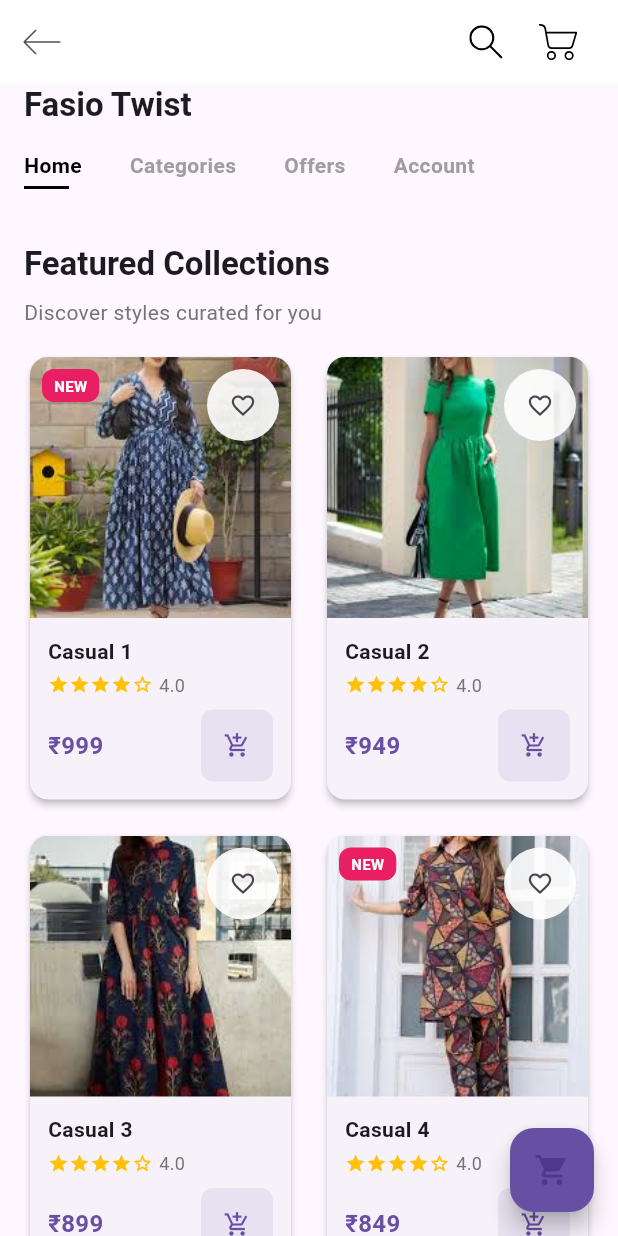
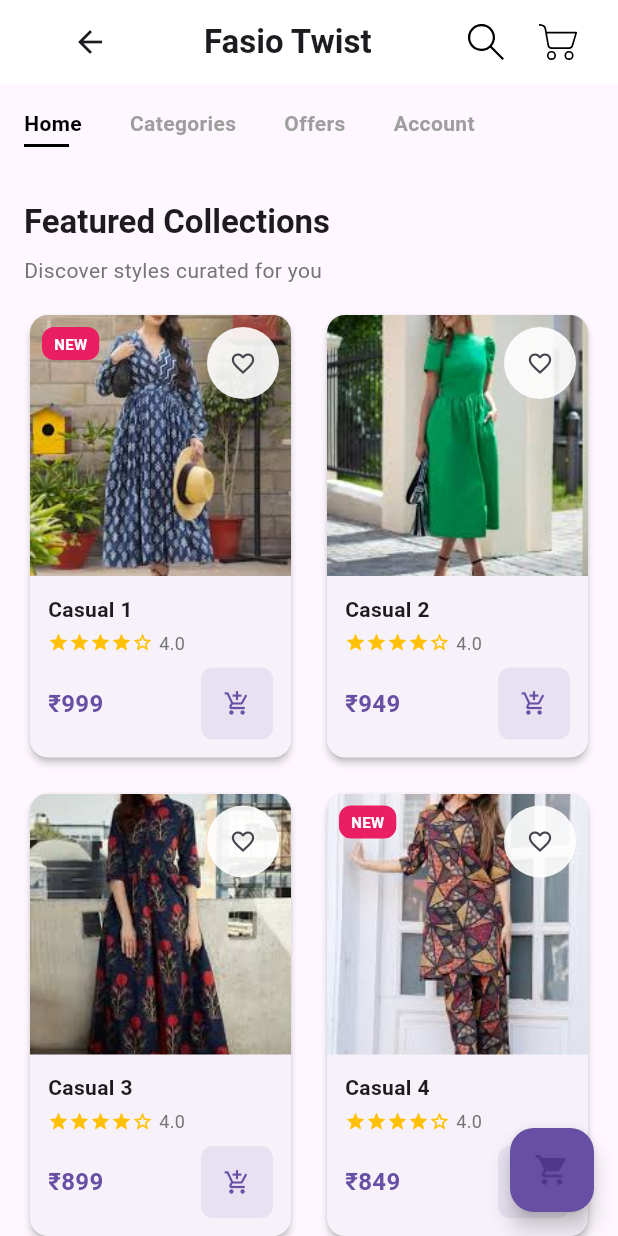
Before and after one commit to Irfana-Fasila/fasio_twist, a Flutter app: the HomeScreen screen opened by its route, on a phone screen of 412 x 824 dp. Run offline on Flutter 3.47's test engine with Material 3 defaults, Android fonts, the phone set to English and light mode, and no system bars; our stand-ins replace dio, flutter_riverpod, flutter_svg, go_router, hive_flutter, hooks_riverpod; accounts and stored records are empty; Roboto replaces fonts that are missing (Poppins); project files that could hold a hidden picture were left out.

Commit message:
update categories.dart, category_filtration.dart, category_section.dart and home_screen.dart

```diff
--- a/lib/screens/home/components/categories/category_filtration.dart
+++ b/lib/screens/home/components/categories/category_filtration.dart
@@ -4,6 +4,18 @@ import 'package:flutter_riverpod/flutter_riverpod.dart';
 
 final categoriesProvider = Provider<Map<String, Map<String, dynamic>>>((ref) {
   final int age = ref.watch(authVM).age ?? 0;
+
+  if (age >= 13 && age <= 25) {
+    return Map.fromEntries(allCategories.entries.where((entry) => ['Trendy', 'Pakistani', 'Formal', 'Western', 'Modest'].contains(entry.key)));
+  } else if (age > 25 && age <= 35) {
+    return Map.fromEntries(allCategories.entries.where((entry) => ['Pakistani', 'Casual', 'Gown', 'Modest'].contains(entry.key)));
+  } else if (age > 35 && age <= 50) {
+    return Map.fromEntries(allCategories.entries.where((entry) => ['Traditional', 'Casual', 'Modest'].contains(entry.key)));
+  } else if (age > 50) {
+    return Map.fromEntries(allCategories.entries.where((entry) => ['Traditional'].contains(entry.key)));
+  }
+  return allCategories;
+});
 
 final allCategories = {
   'Casual': {
@@ -63,15 +75,3 @@ final categoriesProvider = Provider<Map<String, Map<String, dynamic>>>((ref) {
     'itemCount': 16,
   },
 };
-
-  if (age >= 13 && age <= 25) {
-    return Map.fromEntries(allCategories.entries.where((entry) => ['Trendy', 'Pakistani', 'Formal', 'Western', 'Modest'].contains(entry.key)));
-  } else if (age > 25 && age <= 35) {
-    return Map.fromEntries(allCategories.entries.where((entry) => ['Pakistani', 'Casual', 'Gown', 'Modest'].contains(entry.key)));
-  } else if (age > 35 && age <= 50) {
-    return Map.fromEntries(allCategories.entries.where((entry) => ['Traditional', 'Casual', 'Modest'].contains(entry.key)));
-  } else if (age > 50) {
-    return Map.fromEntries(allCategories.entries.where((entry) => ['Traditional'].contains(entry.key)));
-  }
-  return allCategories;
-});
--- a/lib/screens/home/components/categories/category_section.dart
+++ b/lib/screens/home/components/categories/category_section.dart
@@ -8,7 +8,7 @@ class CategoriesPage extends ConsumerWidget {
 
   @override
   Widget build(BuildContext context, WidgetRef ref) {
-    final categories = ref.watch(categoriesProvider);
+    final categories = allCategories;
     final screenWidth = MediaQuery.of(context).size.width;
 
     return CustomScrollView(
--- a/lib/screens/home/home_screen.dart
+++ b/lib/screens/home/home_screen.dart
@@ -26,38 +26,38 @@ class _HomeScreenState extends State<HomeScreen> {
       appBar: AppBar(
         backgroundColor: Colors.white,
         elevation: 0,
-        leading: IconButton(
-          icon: SvgPicture.asset("assets/icons/back.svg"),
-          onPressed: () {},
+        title: Text(
+          "Fasio Twist",
+          style: Theme.of(context).textTheme.titleLarge!.copyWith(
+                fontWeight: FontWeight.bold,
+              ),
         ),
+        leadingWidth: 120, // Added to accommodate wider title
         actions: <Widget>[
           IconButton(
             icon: SvgPicture.asset(
               "assets/icons/search.svg",
               colorFilter: const ColorFilter.mode(Colors.black, BlendMode.srcIn),
+              height: 24, // Added for consistent icon size
             ),
             onPressed: () {},
+            tooltip: 'Search', // Added for accessibility
           ),
           IconButton(
             icon: SvgPicture.asset(
               "assets/icons/cart.svg",
               colorFilter: const ColorFilter.mode(Colors.black, BlendMode.srcIn),
+              height: 24, // Added for consistent icon size
             ),
             onPressed: () {},
+            tooltip: 'Cart', // Added for accessibility
           ),
-          const SizedBox(width: 16), // Replaced kDefaultPaddin / 2
+          const SizedBox(width: 16),
         ],
       ),
       body: Column(
         crossAxisAlignment: CrossAxisAlignment.start,
         children: <Widget>[
-          Padding(
-            padding: const EdgeInsets.symmetric(horizontal: 16.0), // Replaced kDefaultPaddin
-            child: Text(
-              "Fasio Twist",
-              style: Theme.of(context).textTheme.titleLarge!.copyWith(fontWeight: FontWeight.bold),
-            ),
-          ),
           Categories(
             selectedIndex: selectedIndex,
             onCategorySelected: (index) {
```
Lines whose indentation alone changed are shown as unchanged.
